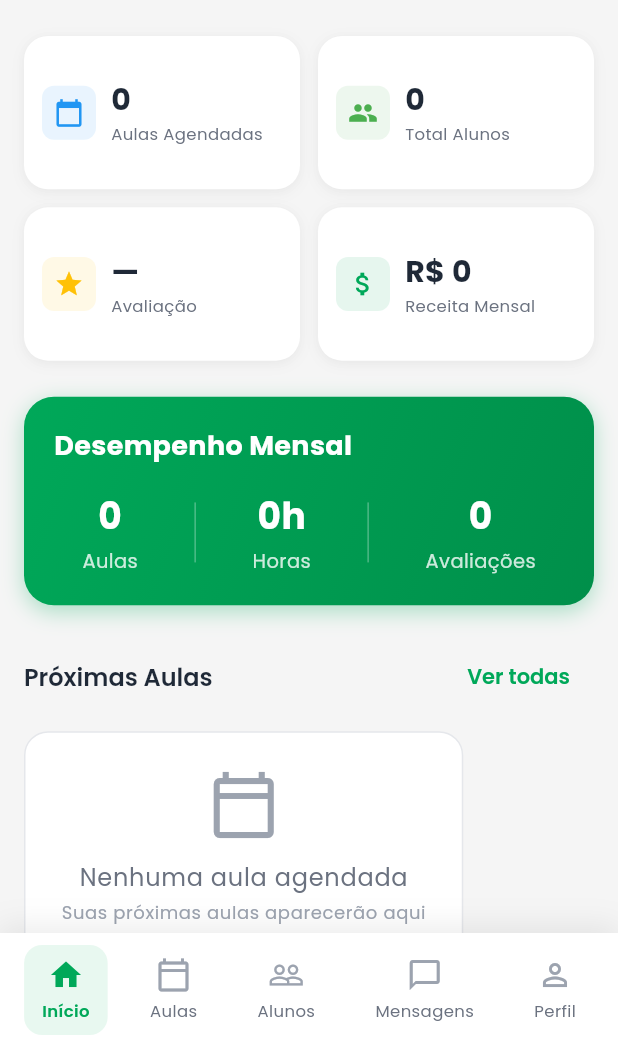
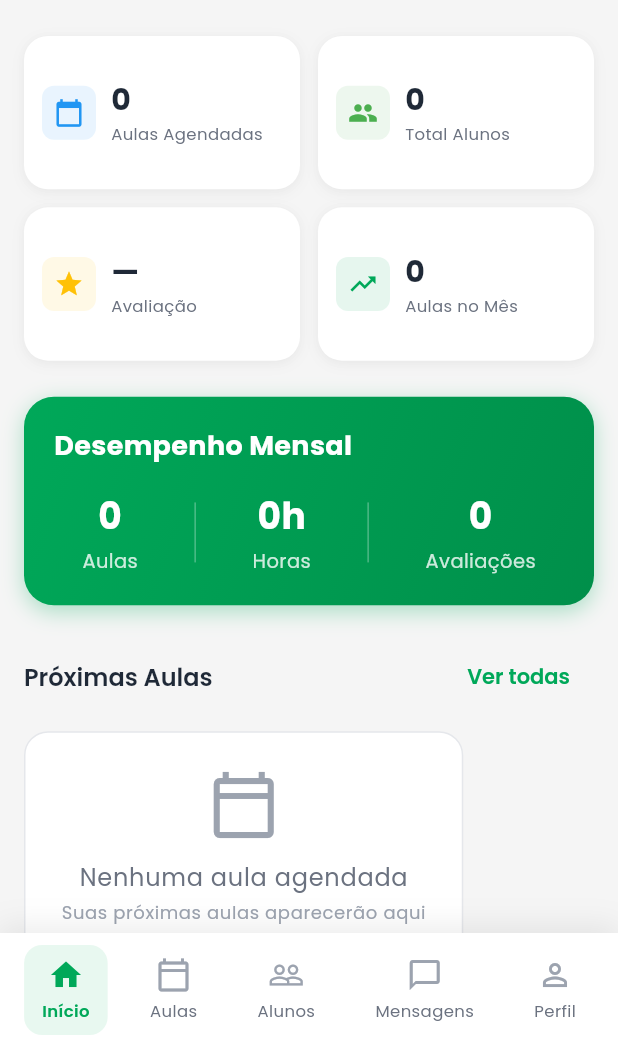
Before and after one commit to princebsb/instrutorlegalPro, a Flutter app: the DashboardScreen screen opened by its route, on a phone screen of 412 x 824 dp, the part 189-1236 px from its top. Run offline on Flutter 3.47's test engine with Material 3 defaults, Android fonts, the phone set to English and light mode, and no system bars; drawn by our look-alikes of flutter_animate; our stand-ins replace badges, firebase_core, firebase_messaging, flutter_local_notifications, flutter_secure_storage, geolocator and 5 more; accounts and stored records are empty.

Commit message:
fix: Remove payment references for App Store compliance
- Replace "Pagamentos Recebidos" with "Aulas Concluídas" in notifications
- Replace "Receita Mensal" with "Aulas no Mês" in dashboard
- Bump version to 1.0.3+11

Addresses App Store rejection under Guideline 3.1.1

Co-Authored-By: Claude Opus 4.5 <noreply@anthropic.com>

```diff
--- a/lib/features/configuracoes/screens/configuracoes_screen.dart
+++ b/lib/features/configuracoes/screens/configuracoes_screen.dart
@@ -167,8 +167,8 @@ class _ConfiguracoesScreenState extends State<ConfiguracoesScreen>
             true,
           ),
           _buildNotificationToggle(
-            'Pagamentos Recebidos',
-            Icons.payment_outlined,
+            'Aulas Concluídas',
+            Icons.check_circle_outline,
             true,
           ),
           _buildNotificationToggle(
--- a/lib/features/dashboard/screens/dashboard_screen.dart
+++ b/lib/features/dashboard/screens/dashboard_screen.dart
@@ -268,7 +268,6 @@ class _DashboardScreenState extends State<DashboardScreen> {
 
   Widget _buildStatsCards() {
     final avaliacao = (_estatisticas['avaliacaoMedia'] ?? 0.0).toDouble();
-    final receita = (_estatisticas['receitaMensal'] ?? 0.0).toDouble();
 
     final stats = [
       {
@@ -290,9 +289,9 @@ class _DashboardScreenState extends State<DashboardScreen> {
         'color': AppColors.warning,
       },
       {
-        'icon': Icons.attach_money,
-        'label': 'Receita Mensal',
-        'value': receita > 0 ? 'R\$ ${receita.toStringAsFixed(0)}' : 'R\$ 0',
+        'icon': Icons.trending_up,
+        'label': 'Aulas no Mês',
+        'value': '${_desempenho['aulasRealizadasMes'] ?? 0}',
         'color': AppColors.primary,
       },
     ];
--- a/pubspec.yaml
+++ b/pubspec.yaml
@@ -1,7 +1,7 @@
 name: instrutor_legal_instrutor
 description: Aplicativo oficial do Instrutor Legal para Instrutores - Gerencie suas aulas, alunos e agenda.
 publish_to: 'none'
-version: 1.0.2+10
+version: 1.0.3+11
 
 environment:
   sdk: '>=3.0.0 <4.0.0'
```
